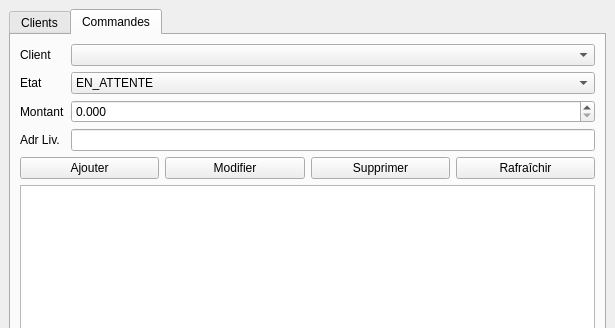
Qt form mainwindow.ui (Nadhir13/projet_logi) before a commit; both pictures show x 0 to 615 and y 0 to 328 of the 615 by 474 pixel window.
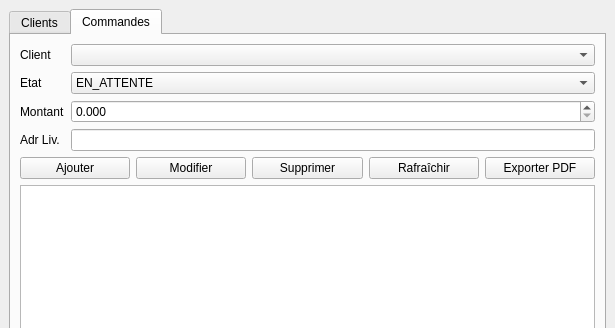
The same form after that commit. The open tabs and pages were chosen to show the change.

Commit message: PDF Exporting and design enhance

Diff of the .ui file:
```diff
--- a/mainwindow.ui
+++ b/mainwindow.ui
@@ -248,6 +248,13 @@
             </property>
            </widget>
           </item>
+          <item>
+           <widget class="QPushButton" name="btnPdfOrd">
+            <property name="text">
+             <string>Exporter PDF</string>
+            </property>
+           </widget>
+          </item>
          </layout>
         </item>
         <item>
```
Left out of the diff: 2 changed lines with no effect on the pictures. The commit also changes 3 other files.
